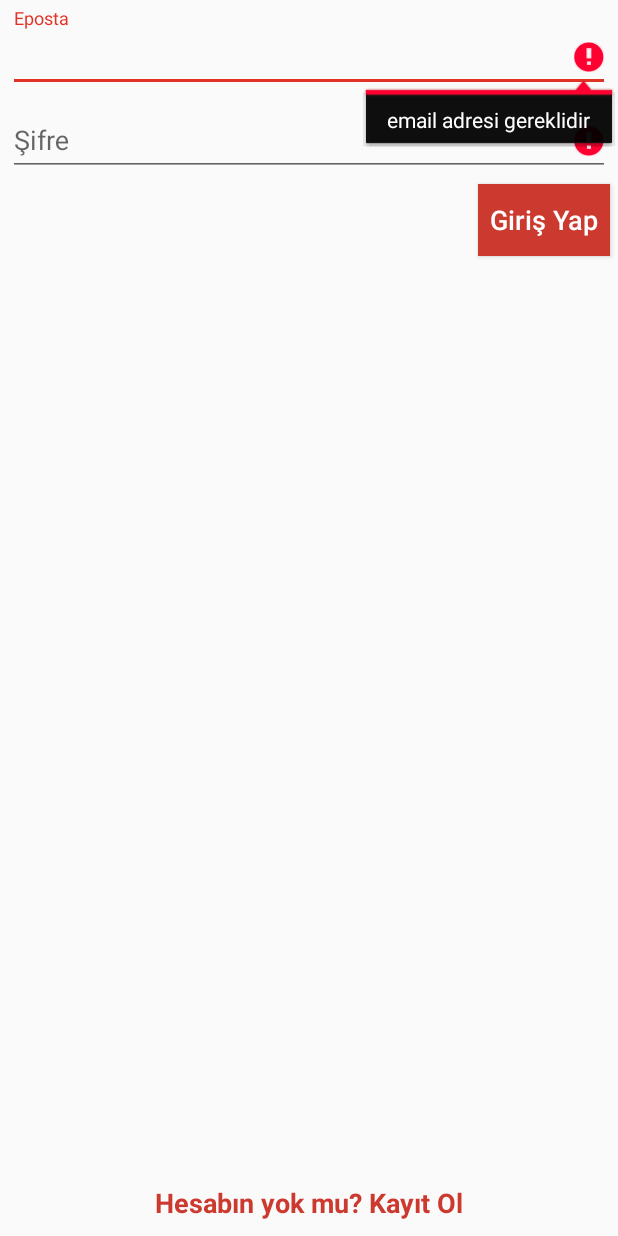
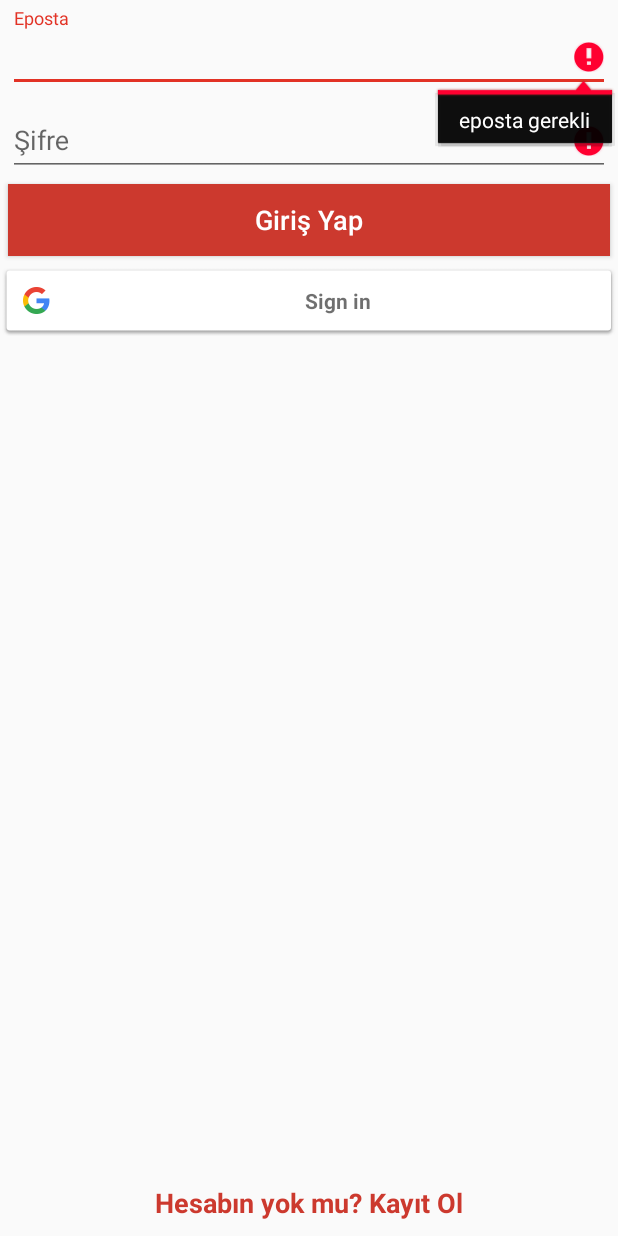
Before and after one commit to SergenKoca/funmate, an Android app: the screen it shows after launch (LoginActivity), after a tap on "Giriş Yap", on a phone screen of 412 x 824 dp. Run offline under Robolectric (Android 15) with nearby library versions, the phone set to English and light mode, and no system bars; our stand-ins replace Firebase (no records; nobody signed in at launch, a user with empty details on screens opened directly).

Commit message:
login with google

```diff
--- a/app/build.gradle
+++ b/app/build.gradle
@@ -1,4 +1,5 @@
 apply plugin: 'com.android.application'
+apply plugin: 'com.google.gms.google-services'
 
 android {
     compileSdkVersion 29
@@ -23,10 +24,12 @@ dependencies {
     implementation fileTree(dir: 'libs', include: ['*.jar'])
     implementation 'androidx.appcompat:appcompat:1.1.0'
     implementation 'androidx.constraintlayout:constraintlayout:1.1.3'
+    implementation 'com.google.firebase:firebase-auth:16.0.5'
     testImplementation 'junit:junit:4.12'
     androidTestImplementation 'androidx.test.ext:junit:1.1.1'
     androidTestImplementation 'androidx.test.espresso:espresso-core:3.2.0'
 
     implementation 'com.github.florent37:viewanimator:1.1.0'
     implementation 'com.google.android.material:material:1.1.0'
+    implementation 'com.google.android.gms:play-services-auth:18.0.0'
 }
--- a/app/src/main/AndroidManifest.xml
+++ b/app/src/main/AndroidManifest.xml
@@ -1,6 +1,8 @@
 <?xml version="1.0" encoding="utf-8"?>
 <manifest xmlns:android="http://schemas.android.com/apk/res/android"
     package="com.sergenkoca.funmate">
+
+    <uses-permission android:name="android.permission.INTERNET" />
 
     <application
         android:allowBackup="true"
--- a/app/src/main/java/com/sergenkoca/funmate/LoginActivity.java
+++ b/app/src/main/java/com/sergenkoca/funmate/LoginActivity.java
@@ -1,20 +1,40 @@
 package com.sergenkoca.funmate;
 
+import androidx.annotation.NonNull;
 import androidx.appcompat.app.AppCompatActivity;
 
 import android.content.Intent;
 import android.os.Bundle;
 import android.view.View;
 import android.widget.Button;
+import android.widget.LinearLayout;
 import android.widget.TextView;
+import android.widget.Toast;
 
+import com.google.android.gms.auth.api.Auth;
+import com.google.android.gms.auth.api.signin.GoogleSignInAccount;
+import com.google.android.gms.auth.api.signin.GoogleSignInOptions;
+import com.google.android.gms.auth.api.signin.GoogleSignInResult;
+import com.google.android.gms.common.ConnectionResult;
+import com.google.android.gms.common.SignInButton;
+import com.google.android.gms.common.api.GoogleApiActivity;
+import com.google.android.gms.common.api.GoogleApiClient;
+import com.google.android.gms.tasks.OnCompleteListener;
+import com.google.android.gms.tasks.Task;
 import com.google.android.material.textfield.TextInputEditText;
+import com.google.firebase.auth.AuthCredential;
+import com.google.firebase.auth.AuthResult;
+import com.google.firebase.auth.FirebaseAuth;
+import com.google.firebase.auth.GoogleAuthProvider;
 
-public class LoginActivity extends AppCompatActivity {
+public class LoginActivity extends AppCompatActivity implements GoogleApiClient.OnConnectionFailedListener {
 
     TextInputEditText email,password;
     Button login;
     TextView register;
+    GoogleApiClient mGoogleApiClient;
+    private static final int RC_SIGN_IN = 9001;
+    SignInButton signInButton;
 
     @Override
     protected void onCreate(Bundle savedInstanceState) {
@@ -23,6 +43,7 @@ public class LoginActivity extends AppCompatActivity {
 
         init();
         setListener();
+        confGoogleSignInApi();
     }
 
     private void init(){
@@ -30,6 +51,7 @@ public class LoginActivity extends AppCompatActivity {
         password = findViewById(R.id.login_ac_passwordtxt);
         login = findViewById(R.id.login_ac_loginbtn);
         register = findViewById(R.id.login_ac_registertxt);
+        signInButton = findViewById(R.id.login_ac_google_login);
     }
 
     private void setListener(){
@@ -48,6 +70,23 @@ public class LoginActivity extends AppCompatActivity {
                 startActivity(intent);
             }
         });
+        signInButton.setOnClickListener(new View.OnClickListener() {
+            @Override
+            public void onClick(View v) {
+                loginWithGoogle();
+            }
+        });
+    }
+
+    private void confGoogleSignInApi(){
+        GoogleSignInOptions gso = new GoogleSignInOptions.Builder(GoogleSignInOptions.DEFAULT_SIGN_IN)
+                .requestIdToken(getString(R.string.default_web_client_id))
+                .requestEmail()
+                .build();
+        mGoogleApiClient = new GoogleApiClient.Builder(this)
+                .enableAutoManage(LoginActivity.this, this /* OnConnectionFailedListener */)
+                .addApi(Auth.GOOGLE_SIGN_IN_API, gso)
+                .build();
     }
 
     private boolean validateInputs(){
@@ -56,12 +95,56 @@ public class LoginActivity extends AppCompatActivity {
         }
         else{
             if(email.getText() != null || !email.getText().toString().isEmpty()){
-                email.setError("email adresi gereklidir");
+                email.setError(getString(R.string.need_email));
             }
             if(password.getText() != null || !password.getText().toString().isEmpty()){
-                password.setError("şifre gereklidir");
+                password.setError(getString(R.string.need_password));
             }
             return false;
         }
     }
+
+    private void loginWithGoogle(){
+        Intent signInIntent = Auth.GoogleSignInApi.getSignInIntent(mGoogleApiClient);
+        startActivityForResult(signInIntent, RC_SIGN_IN);
+    }
+
+    @Override
+    public void onActivityResult(int requestCode, int resultCode, Intent data) {
+        super.onActivityResult(requestCode, resultCode, data);
+
+        if (requestCode == RC_SIGN_IN) {
+            GoogleSignInResult result = Auth.GoogleSignInApi.getSignInResultFromIntent(data);
+            if (result.isSuccess()) {
+                GoogleSignInAccount account = result.getSignInAccount();
+                firebaseAuthWithGoogle(account);
+
+            } else {
+                Toast.makeText(LoginActivity.this, getString(R.string.google_sign_in_error), Toast.LENGTH_SHORT).show();
+            }
+        }
+    }
+
+    private void firebaseAuthWithGoogle(GoogleSignInAccount acct) {
+        AuthCredential credential = GoogleAuthProvider.getCredential(acct.getIdToken(), null);
+        FirebaseAuth.getInstance().signInWithCredential(credential)
+                .addOnCompleteListener(this, new OnCompleteListener<AuthResult>() {
+                    @Override
+                    public void onComplete(@NonNull Task<AuthResult> task) {
+                        if (!task.isSuccessful()) {
+                            Toast.makeText(LoginActivity.this, getString(R.string.auth_error),
+                                    Toast.LENGTH_SHORT).show();
+                        } else {
+
+                            // google ile giriş başarılı main activity'e ilerle.
+                            //startActivity(new Intent(LoginActivity.this, MainActivity.class));
+                            finish();
+                        }
+                    }
+                });}
+
+    @Override
+    public void onConnectionFailed(@NonNull ConnectionResult connectionResult) {
+        Toast.makeText(this, "Google Play Services error.", Toast.LENGTH_SHORT).show();
+    }
 }
--- a/app/src/main/res/layout/activity_login.xml
+++ b/app/src/main/res/layout/activity_login.xml
@@ -41,7 +41,7 @@
 
         <Button
             android:id="@+id/login_ac_loginbtn"
-            android:layout_width="wrap_content"
+            android:layout_width="match_parent"
             android:layout_height="wrap_content"
             android:text="@string/login"
             android:backgroundTint="@color/colorPrimary"
@@ -49,11 +49,17 @@
             android:background="#fff"
             android:textSize="18sp"
             android:textAllCaps="false"
+            android:layout_marginStart="5dp"
             android:defaultFocusHighlightEnabled="true"
             android:layout_marginTop="5dp"
             android:layout_gravity="end"
             android:layout_marginEnd="5dp"></Button>
-
+        <com.google.android.gms.common.SignInButton
+            android:id="@+id/login_ac_google_login"
+            android:layout_width="match_parent"
+            android:layout_height="wrap_content"
+            android:layout_marginTop="5dp"
+            />
     </LinearLayout>
 
     <TextView
@@ -68,4 +74,5 @@
         android:textSize="18sp"
         android:textColor="@color/colorPrimary"></TextView>
 
+
 </RelativeLayout>
--- a/app/src/main/res/values/strings.xml
+++ b/app/src/main/res/values/strings.xml
@@ -9,6 +9,11 @@
     <string name="password">Şifre</string>
     <string name="login">Giriş Yap</string>
     <string name="not_yet_account">Hesabın yok mu? Kayıt Ol</string>
+    <string name="need_email">eposta gerekli</string>
+    <string name="need_password">şifre gerekli</string>
+    <string name="login_with_google">Google hesabın ile giriş yapabilirsin</string>
+    <string name="google_sign_in_error">Google İle Giriş Başarısız</string>
+    <string name="auth_error">Yetkilendirme Hatası</string>
 
     <!--register activity-->
     <string name="flname">İsim ve Soyisim</string>
@@ -16,5 +21,8 @@
     <string name="password_again">Şifre Tekrar</string>
     <string name="already_account">Zaten hesabın var mı? Giriş Yap</string>
     <string name="register">Kayıt Ol</string>
+    <string name="need_flname">isim ve soyisim gerekli</string>
+    <string name="need_username">kullanıcı adı gerekli</string>
+    <string name="need_password_again">şifre onayı gerekli gerekli</string>
 
 </resources>
--- a/build.gradle
+++ b/build.gradle
@@ -8,6 +8,7 @@ buildscript {
     }
     dependencies {
         classpath 'com.android.tools.build:gradle:3.5.3'
+        classpath 'com.google.gms:google-services:4.2.0'
 
         // NOTE: Do not place your application dependencies here; they belong
         // in the individual module build.gradle files
```
Also changed, not shown: app/src/main/java/com/sergenkoca/funmate/RegisterActivity.java (+18 -11 lines), 2 other files.
